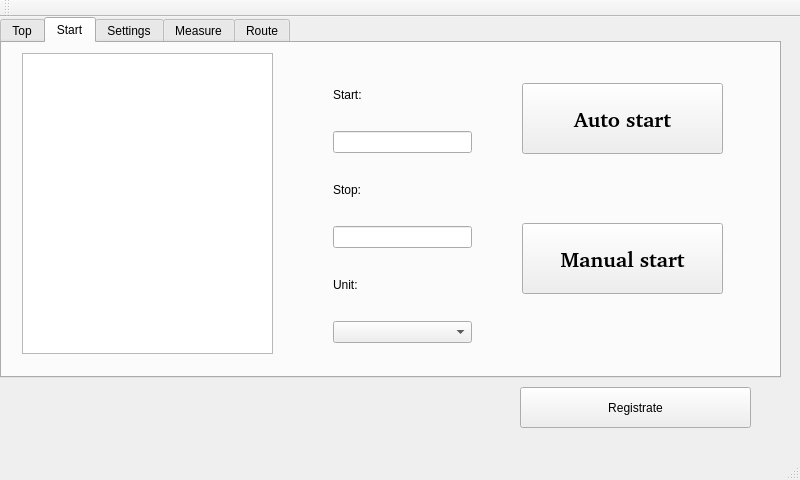
The window that Client/carmainwindow.ui (ArtemD/SpeedFreak) describes before a commit, drawn with Qt 5.
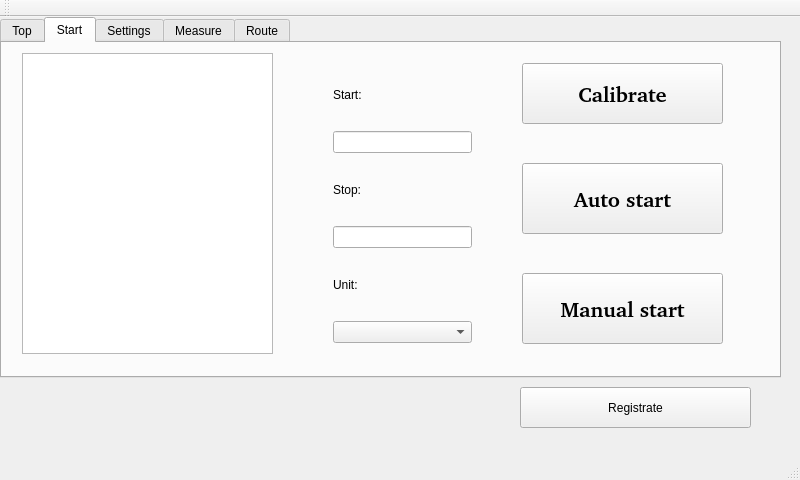
The same window after the commit.

Commit message: Calibrate button added.

Patch:
```diff
--- a/Client/carmainwindow.ui
+++ b/Client/carmainwindow.ui
@@ -180,7 +180,7 @@
       <property name="geometry">
        <rect>
         <x>520</x>
-        <y>40</y>
+        <y>120</y>
         <width>201</width>
         <height>71</height>
        </rect>
@@ -201,7 +201,7 @@
       <property name="geometry">
        <rect>
         <x>520</x>
-        <y>180</y>
+        <y>230</y>
         <width>201</width>
         <height>71</height>
        </rect>
@@ -218,6 +218,27 @@
        <string>Manual start</string>
       </property>
      </widget>
+     <widget class="QPushButton" name="calibrateButton">
+      <property name="geometry">
+       <rect>
+        <x>520</x>
+        <y>20</y>
+        <width>201</width>
+        <height>61</height>
+       </rect>
+      </property>
+      <property name="font">
+       <font>
+        <family>Bitstream Charter</family>
+        <pointsize>16</pointsize>
+        <weight>75</weight>
+        <bold>true</bold>
+       </font>
+      </property>
+      <property name="text">
+       <string>Calibrate</string>
+      </property>
+     </widget>
     </widget>
     <widget class="QWidget" name="settingsTab">
      <attribute name="title">
```
